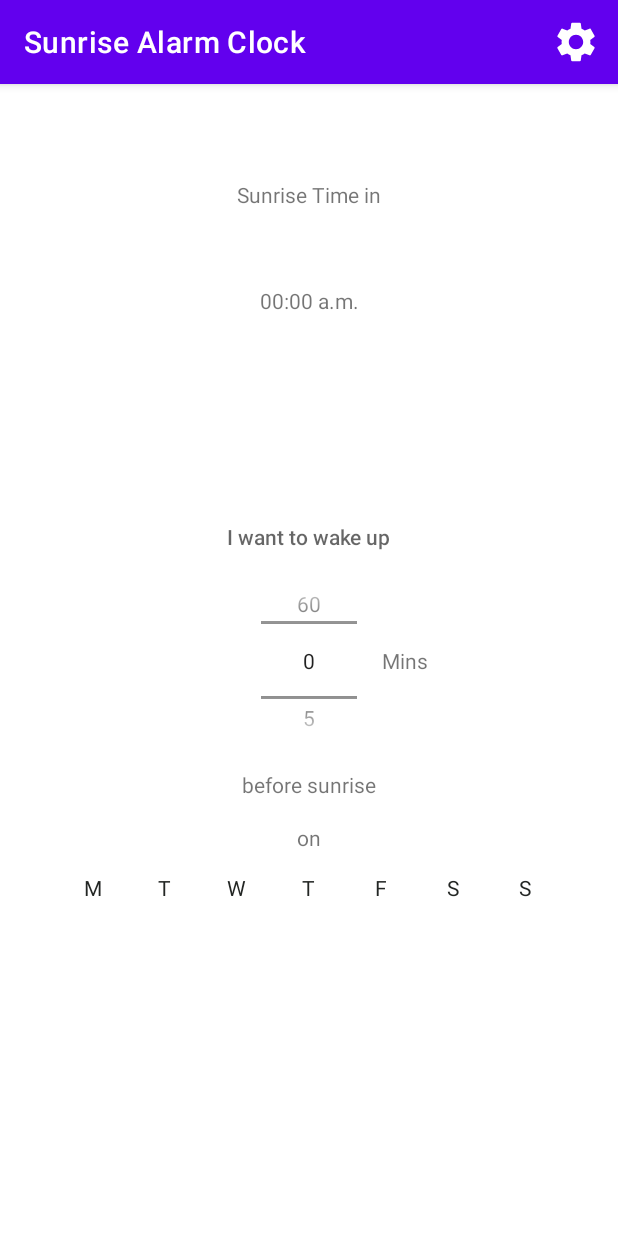
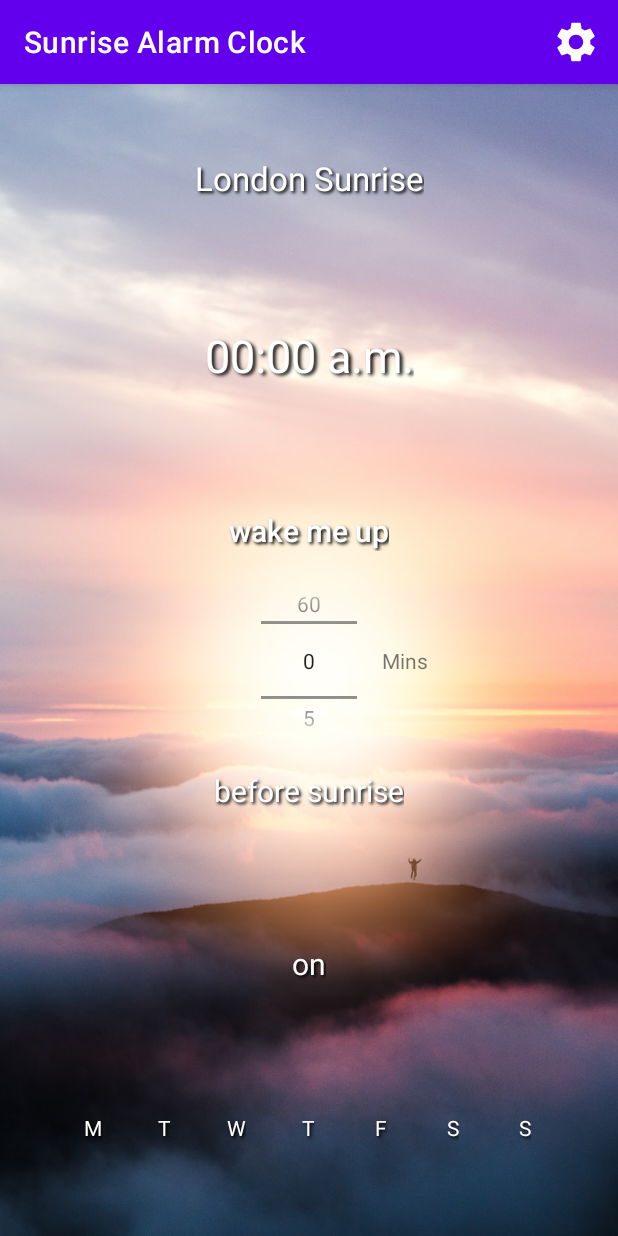
Before and after one commit to thejester129/Sunrise-Alarm-Clock, an Android app: the screen it shows after launch (MainActivity), after a tap on "CONTINUE", on a phone screen of 412 x 824 dp. Run offline under Robolectric (Android 15) with nearby library versions, the phone set to English and light mode, and no system bars; our stand-ins replace Room's generated code, Volley; network calls fail.

Commit message:
Little bitta TLC - TODO city setting funk and setup screen

```diff
--- a/app/src/main/java/com/example/sunrisealarmclock/HomeFragment.kt
+++ b/app/src/main/java/com/example/sunrisealarmclock/HomeFragment.kt
@@ -27,9 +27,13 @@ class HomeFragment : Fragment() {
 
     override fun onViewCreated(view: View, savedInstanceState: Bundle?) {
         super.onViewCreated(view, savedInstanceState)
+        timezoneViewModel.dataLoading.observe(viewLifecycleOwner,  { isLoading ->
+            if(!isLoading){
+                setupCity()
+            }
+        })
         setupNumberPicker()
         setupDaysRecycler()
-        setupCity()
         observeSunriseTime()
         setHasOptionsMenu(true)
     }
@@ -63,7 +67,8 @@ class HomeFragment : Fragment() {
     }
 
     private fun setupCity(){
-        timezoneViewModel.timezoneLocation?.let { home_city.text = it.city}
+        val cityHeader = timezoneViewModel.timezoneLocation.city + " Sunrise"
+        home_city.text = cityHeader
     }
 
     private fun observeSunriseTime(){
--- a/app/src/main/java/com/example/sunrisealarmclock/api/SunriseTimeService.kt
+++ b/app/src/main/java/com/example/sunrisealarmclock/api/SunriseTimeService.kt
@@ -4,6 +4,7 @@ import androidx.lifecycle.MutableLiveData
 
 
 interface SunriseTimeService {
+    var city: String?
     fun sunriseTime() : MutableLiveData<Long>
     suspend fun fetchLatestData():Long
 }
--- a/app/src/main/java/com/example/sunrisealarmclock/api/WeatherApiService.kt
+++ b/app/src/main/java/com/example/sunrisealarmclock/api/WeatherApiService.kt
@@ -10,17 +10,24 @@ import com.android.volley.toolbox.Volley
 import org.json.JSONObject
 import java.net.URL
 
-class WeatherApiService(private val context: Context) : SunriseTimeService {
-    private val currentWeatherUrl = "https://api.openweathermap.org/data/2.5/weather?q=London,uk&appid=a5a753c0eab15f70b1c44d1b313bb610"
+class WeatherApiService(private val context: Context, override var city: String?) : SunriseTimeService {
     private val sunriseTime : MutableLiveData<Long> = MutableLiveData()
 
     override fun sunriseTime(): MutableLiveData<Long> {
         return sunriseTime
     }
 
+    private fun getWeatherUrl(): String?{
+        if(city!= null){
+            return "https://api.openweathermap.org/data/2.5/weather?q=%s,uk&appid=a5a753c0eab15f70b1c44d1b313bb610".format(city)
+        }
+        return null
+    }
+
     override suspend fun fetchLatestData(): Long {
+        val url: String = getWeatherUrl() ?: return 0
         val queue = Volley.newRequestQueue(context)
-        val jsonObjectRequest = JsonObjectRequest(Request.Method.GET, currentWeatherUrl, null,
+        val jsonObjectRequest = JsonObjectRequest(Request.Method.GET, url, null,
             { response ->
                 val sunrise = response.getJSONObject("sys").getLong("sunrise")
                 val sunriseFormatted = sunrise * 1000
--- a/app/src/main/java/com/example/sunrisealarmclock/days/DaysRecyclerViewAdapter.kt
+++ b/app/src/main/java/com/example/sunrisealarmclock/days/DaysRecyclerViewAdapter.kt
@@ -13,7 +13,7 @@ import com.example.sunrisealarmclock.settings.SettingsViewModel
 class DaysRecyclerViewAdapter(private val dataSet: Array<DayItem>, private val viewModel : SettingsViewModel) :
     RecyclerView.Adapter<DaysRecyclerViewAdapter.ViewHolder>() {
     private val activeColour = Color.parseColor("#15d4a4")
-    private val inactiveColour = Color.parseColor("#232624")
+    private val inactiveColour = Color.parseColor("#FFFFFF")
 
     // Create new views (invoked by the layout manager)
     override fun onCreateViewHolder(viewGroup: ViewGroup, viewType: Int): ViewHolder {
--- a/app/src/main/java/com/example/sunrisealarmclock/time/TimeRepository.kt
+++ b/app/src/main/java/com/example/sunrisealarmclock/time/TimeRepository.kt
@@ -7,10 +7,16 @@ import com.example.sunrisealarmclock.api.WeatherApiService
 import java.util.*
 
 class TimeRepository (private val dao : SunriseTimeDAO, private val context: Context){
-    private val sunriseTimeService: SunriseTimeService = WeatherApiService(context)
+    private val sunriseTimeService: SunriseTimeService = WeatherApiService(context, null)
     val latestSunriseTime : MutableLiveData<Long> = MutableLiveData()
     private val timeoutPeriod : Int = 8 * 60 * 60 * 1000 // 8 hours
     private var timeLastFetched : Long = 0
+    var city: String? = null
+        set(value){
+            sunriseTimeService.city = value
+            field = value
+        }
+
 
     init{
         sunriseTimeService.sunriseTime().observeForever { time ->
@@ -18,19 +24,24 @@ class TimeRepository (private val dao : SunriseTimeDAO, private val context: Con
         }
     }
 
-    suspend fun refreshSunriseInfo(){
-        if(timeout()){
-            val latestTime = sunriseTimeService.fetchLatestData()
-            timeLastFetched = Calendar.getInstance().timeInMillis
-            dao.save(SunriseTimeEntry(latestTime))
-            latestSunriseTime.postValue(latestTime)
+    suspend fun tryRefreshSunriseInfo(){
+        if(isDataStale()){
+            forceRefreshSunriseInfo()
         }
         else{
             latestSunriseTime.postValue(dao.get().time)
         }
     }
 
-    private fun timeout():Boolean{
+    suspend fun forceRefreshSunriseInfo(){
+        val latestTime = sunriseTimeService.fetchLatestData()
+        timeLastFetched = Calendar.getInstance().timeInMillis
+        dao.save(SunriseTimeEntry(latestTime))
+        latestSunriseTime.postValue(latestTime)
+    }
+
+
+    private fun isDataStale():Boolean{
         if(timeLastFetched == 0L){
             return true
         }
--- a/app/src/main/java/com/example/sunrisealarmclock/time/TimeViewModel.kt
+++ b/app/src/main/java/com/example/sunrisealarmclock/time/TimeViewModel.kt
@@ -1,23 +1,47 @@
 package com.example.sunrisealarmclock.time
 
 import android.app.Application
+import androidx.fragment.app.activityViewModels
 import androidx.lifecycle.AndroidViewModel
+import androidx.lifecycle.LiveData
 import androidx.lifecycle.MutableLiveData
 import androidx.lifecycle.viewModelScope
+import com.example.sunrisealarmclock.timezone.TimezoneDAO
+import com.example.sunrisealarmclock.timezone.TimezoneDatabase
+import com.example.sunrisealarmclock.timezone.TimezoneLocation
+import com.example.sunrisealarmclock.timezone.TimezoneViewModel
 import kotlinx.coroutines.launch
 
 class TimeViewModel(application: Application) : AndroidViewModel(application){
     private val dao = SunriseTimeDatabase.getInstance(application).dao()
     private val repo = TimeRepository(dao, application)
+    private lateinit var timezoneDao: TimezoneDAO
     var sunriseTime : MutableLiveData<Long> = MutableLiveData()
-    var city : MutableLiveData<String> = MutableLiveData()
 
     init{
         viewModelScope.launch {
-            repo.refreshSunriseInfo()
+            repo.tryRefreshSunriseInfo()
+            timezoneDao = TimezoneDatabase.getInstance(application).dao()
+            val city = timezoneDao.getCurrentLocationLive()
+            observeCity(city)
         }
         repo.latestSunriseTime.observeForever { latestTime ->
             sunriseTime.postValue(latestTime)
+        }
+    }
+
+    private fun observeCity(city: LiveData<TimezoneLocation>){
+        city.observeForever { timezone ->
+            viewModelScope.launch {
+                if(repo.city==null){
+                    repo.city = "London"//timezone.city
+                    repo.forceRefreshSunriseInfo()
+                }
+                else if(timezone?.city!=null && timezone.city!=repo.city){
+                    repo.city = timezone.city
+                    repo.forceRefreshSunriseInfo()
+                }
+            }
         }
     }
     fun nextSunriseTime() = sunriseTime
--- a/app/src/main/java/com/example/sunrisealarmclock/timezone/TimezoneDAO.kt
+++ b/app/src/main/java/com/example/sunrisealarmclock/timezone/TimezoneDAO.kt
@@ -1,5 +1,7 @@
 package com.example.sunrisealarmclock.timezone
 
+import androidx.lifecycle.LiveData
+import androidx.lifecycle.MutableLiveData
 import androidx.room.Dao
 import androidx.room.Insert
 import androidx.room.OnConflictStrategy
@@ -12,10 +14,16 @@ interface TimezoneDAO {
     suspend fun save(entry: TimezoneLocation)
 
     @Query("SELECT * FROM timezones WHERE isCurrentLocation = 1 LIMIT 1")
-    suspend fun getCurrentLocation(): TimezoneLocation?
+    suspend fun getCurrentLocation(): TimezoneLocation
+
+    @Query("SELECT * FROM timezones WHERE isCurrentLocation = 1 LIMIT 1")
+    fun getCurrentLocationLive(): LiveData<TimezoneLocation>
 
     @Query("SELECT * FROM timezones")
     suspend fun getAllLocations(): Array<TimezoneLocation>?
+
+    @Query("SELECT * FROM timezones")
+    fun getAllLiveLocations(): LiveData<Array<TimezoneLocation>>
 
     @Query("UPDATE timezones SET isCurrentLocation = 1 WHERE city = :city")
     suspend fun setAsCurrentLocation(city:String)
--- a/app/src/main/java/com/example/sunrisealarmclock/timezone/TimezoneDatabase.kt
+++ b/app/src/main/java/com/example/sunrisealarmclock/timezone/TimezoneDatabase.kt
@@ -21,23 +21,17 @@ abstract class TimezoneDatabase : RoomDatabase(){
                     context,
                     TimezoneDatabase::class.java,
                     "timezone_db")
-                    .addCallback(TimezoneCallback())
                     .build()
+                initData()
             }
             return INSTANCE as TimezoneDatabase
         }
 
-        class TimezoneCallback : RoomDatabase.Callback(){
-            override fun onCreate(db: SupportSQLiteDatabase) {
-                super.onCreate(db)
-                //initData()
-            }
-        }
 
         private suspend fun initData(){
             val dao = INSTANCE?.dao()
             if(dao != null && dao.getAllLocations().isNullOrEmpty()){
-                dao.save(TimezoneLocation("London",0,50.0,50.0,false))
+                dao.save(TimezoneLocation("London",0,50.0,50.0,true))
                 dao.save(TimezoneLocation("Berlin",-1, 70.0,50.0,false))
             }
         }
--- a/app/src/main/java/com/example/sunrisealarmclock/timezone/TimezoneFragment.kt
+++ b/app/src/main/java/com/example/sunrisealarmclock/timezone/TimezoneFragment.kt
@@ -6,6 +6,7 @@ import android.widget.ArrayAdapter
 import androidx.appcompat.app.AppCompatActivity
 import androidx.fragment.app.Fragment
 import androidx.fragment.app.activityViewModels
+import androidx.lifecycle.Observer
 import androidx.navigation.findNavController
 import com.example.sunrisealarmclock.R
 import com.example.sunrisealarmclock.settings.SettingsViewModel
@@ -34,18 +35,38 @@ class TimezoneFragment : Fragment() {
 
     override fun onViewCreated(view: View, savedInstanceState: Bundle?) {
         super.onViewCreated(view, savedInstanceState)
-        setupSpinner()
-        setupContinueButton()
+        timezoneViewModel.dataLoading.observe(viewLifecycleOwner,  { isLoading ->
+            if(isLoading){
+                loading_bar.visibility = View.VISIBLE
+            }
+            else{
+                loading_bar.visibility = View.GONE
+                createTimezoneObserver()
+            }
+        })
+
     }
 
-    private fun setupSpinner(){
-        val items = timezoneViewModel.timezones.map {item -> "${item.city}  ${item.offset} GMT"}
+    private fun createTimezoneObserver(){
+        timezoneViewModel.liveTimezones.observe(viewLifecycleOwner,  { timezones ->
+            if(timezones != null){
+                setupSpinner(timezones)
+                setupContinueButton()
+            }
+        })
+    }
+
+    private fun setupSpinner(timezones: Array<TimezoneLocation>){
+        timezone_spinner_label.visibility = View.VISIBLE
+        timezone_spinner.visibility = View.VISIBLE
+        val items = timezones.map {item -> "${item.city}  ${item.offset} GMT"}
         val adapter = ArrayAdapter(requireContext(), android.R.layout.simple_spinner_item, items)
         adapter.setDropDownViewResource(android.R.layout.simple_spinner_dropdown_item)
         timezone_spinner.adapter = adapter
     }
 
     private fun setupContinueButton(){
+        timezone_continue_button.visibility = View.VISIBLE
         timezone_continue_button.setOnClickListener {
             val spinnerPos = timezone_spinner.selectedItemPosition
             val timezone = timezoneViewModel.timezones[spinnerPos]
--- a/app/src/main/java/com/example/sunrisealarmclock/timezone/TimezoneViewModel.kt
+++ b/app/src/main/java/com/example/sunrisealarmclock/timezone/TimezoneViewModel.kt
@@ -2,22 +2,27 @@ package com.example.sunrisealarmclock.timezone
 
 import android.app.Application
 import androidx.lifecycle.AndroidViewModel
+import androidx.lifecycle.LiveData
 import androidx.lifecycle.MutableLiveData
 import androidx.lifecycle.viewModelScope
 import kotlinx.coroutines.launch
 
 class TimezoneViewModel(application: Application) : AndroidViewModel(application) {
-    private lateinit var dao : TimezoneDAO
-    var timezoneLocation:TimezoneLocation = TimezoneLocation("London",0,50.0,50.0,false)
+    private lateinit var dao: TimezoneDAO
+    lateinit var timezoneLocation: TimezoneLocation
         private set
-    var timezones : Array<TimezoneLocation> = emptyArray()
+    var timezones : Array<TimezoneLocation> = arrayOf()
         private set
+    lateinit var liveTimezones: LiveData<Array<TimezoneLocation>>
+    var dataLoading = MutableLiveData(true)
 
     init{
         viewModelScope.launch {
             dao = TimezoneDatabase.getInstance(application).dao()
-            dao.getCurrentLocation()?.let { timezoneLocation = it }
             dao.getAllLocations()?.let { timezones = it }
+            liveTimezones = dao.getAllLiveLocations()
+            timezoneLocation = dao.getCurrentLocation()
+            dataLoading.postValue(false)
         }
     }
 
--- a/app/src/main/res/layout/day_recycler_item.xml
+++ b/app/src/main/res/layout/day_recycler_item.xml
@@ -8,6 +8,11 @@
         android:layout_width="wrap_content"
         android:layout_height="wrap_content"
         android:layout_centerInParent="true"
+        android:textColor="@color/white"
+        android:shadowColor="#000000"
+        android:shadowDx="2"
+        android:shadowDy="1.8"
+        android:shadowRadius="2"
         />
 
     <ImageView
--- a/app/src/main/res/layout/fragment_home.xml
+++ b/app/src/main/res/layout/fragment_home.xml
@@ -5,6 +5,7 @@
     xmlns:tools="http://schemas.android.com/tools"
     android:layout_width="match_parent"
     android:layout_height="match_parent"
+    android:background="@drawable/sunrise_background"
     tools:context=".HomeFragment">
 
     <RelativeLayout
@@ -14,24 +15,19 @@
     </RelativeLayout>
 
     <TextView
-        android:id="@+id/home_header_1"
+        android:id="@+id/home_city"
         android:layout_width="wrap_content"
         android:layout_height="wrap_content"
+        android:layout_marginTop="48dp"
         app:layout_constraintTop_toTopOf="parent"
         app:layout_constraintLeft_toLeftOf="parent"
         app:layout_constraintRight_toRightOf="parent"
-        android:layout_marginTop="64dp"
-        android:text="Sunrise Time in"
-        />
-
-    <TextView
-        android:id="@+id/home_city"
-        android:layout_width="wrap_content"
-        android:layout_height="wrap_content"
-        app:layout_constraintLeft_toLeftOf="parent"
-        app:layout_constraintRight_toRightOf="parent"
-        android:layout_marginTop="16dp"
-        app:layout_constraintTop_toBottomOf="@id/home_header_1"
+        android:textColor="@color/white"
+        android:shadowColor="#000000"
+        android:shadowDx="2"
+        android:shadowDy="1.8"
+        android:shadowRadius="2"
+        android:textSize="22sp"
         />
 
     <TextView
@@ -40,8 +36,14 @@
         android:layout_height="wrap_content"
         app:layout_constraintLeft_toLeftOf="parent"
         app:layout_constraintRight_toRightOf="parent"
-        android:layout_marginTop="16dp"
         app:layout_constraintTop_toBottomOf="@id/home_city"
+        app:layout_constraintBottom_toTopOf="@+id/home_text_header"
+        android:textColor="@color/white"
+        android:shadowColor="#000000"
+        android:shadowDx="2.5"
+        android:shadowDy="2"
+        android:shadowRadius="2.5"
+        android:textSize="30sp"
         />
 
     <TextView
@@ -53,7 +55,13 @@
         app:layout_constraintEnd_toEndOf="parent"
         app:layout_constraintStart_toStartOf="parent"
         android:layout_marginBottom="16dp"
-        android:text="I want to wake up"
+        android:text="wake me up"
+        android:textColor="@color/white"
+        android:shadowColor="#000000"
+        android:shadowDx="2"
+        android:shadowDy="1.8"
+        android:shadowRadius="2"
+        android:textSize="20sp"
         />
 
     <NumberPicker
@@ -86,6 +94,12 @@
         app:layout_constraintRight_toRightOf="parent"
         android:layout_marginTop="16dp"
         android:text="before sunrise"
+        android:textColor="@color/white"
+        android:shadowColor="#000000"
+        android:shadowDx="2"
+        android:shadowDy="1.8"
+        android:shadowRadius="2"
+        android:textSize="20sp"
         />
 
     <TextView
@@ -95,8 +109,15 @@
         app:layout_constraintLeft_toLeftOf="parent"
         app:layout_constraintRight_toRightOf="parent"
         app:layout_constraintTop_toBottomOf="@+id/home_text_2"
+        app:layout_constraintBottom_toTopOf="@+id/days_recycler_view"
         android:layout_marginTop="16dp"
         android:text="on"
+        android:textColor="@color/white"
+        android:shadowColor="#000000"
+        android:shadowDx="2"
+        android:shadowDy="1.8"
+        android:shadowRadius="2"
+        android:textSize="20sp"
         />
 
     <androidx.recyclerview.widget.RecyclerView
@@ -105,8 +126,8 @@
         android:layout_height="64dp"
         app:layout_constraintLeft_toLeftOf="parent"
         app:layout_constraintRight_toRightOf="parent"
-        app:layout_constraintTop_toBottomOf="@id/home_text_3"
-
+        app:layout_constraintBottom_toBottomOf="parent"
+        android:layout_marginBottom="32dp"
         />
 
 
--- a/app/src/main/res/layout/fragment_timezone.xml
+++ b/app/src/main/res/layout/fragment_timezone.xml
@@ -1,18 +1,27 @@
 <?xml version="1.0" encoding="utf-8"?>
-<androidx.constraintlayout.widget.ConstraintLayout
+<RelativeLayout
     xmlns:android="http://schemas.android.com/apk/res/android"
     android:layout_width="match_parent"
     android:layout_height="match_parent"
     xmlns:app="http://schemas.android.com/apk/res-auto">
 
+    <ProgressBar
+        android:id="@+id/loading_bar"
+        android:layout_width="64dp"
+        android:layout_height="64dp"
+        android:layout_centerInParent="true"
+        />
+
     <TextView
+        android:id="@+id/timezone_spinner_label"
         android:layout_width="match_parent"
         android:layout_height="wrap_content"
-        app:layout_constraintBottom_toTopOf="@id/timezone_spinner"
         android:layout_marginBottom="16dp"
         android:layout_marginLeft="16dp"
         android:layout_marginRight="16dp"
         android:text="Nearest City"
+        android:layout_above="@+id/timezone_spinner"
+        android:visibility="gone"
         />
 
     <Spinner
@@ -21,18 +30,17 @@
         android:layout_height="64dp"
         android:layout_marginLeft="16dp"
         android:layout_marginRight="16dp"
-        app:layout_constraintTop_toTopOf="parent"
-        app:layout_constraintLeft_toLeftOf="parent"
-        app:layout_constraintRight_toRightOf="parent"
-        app:layout_constraintBottom_toBottomOf="parent"
+        android:layout_centerVertical="true"
+        android:visibility="gone"
         />
 
     <Button
         android:id="@+id/timezone_continue_button"
         android:layout_width="match_parent"
         android:layout_height="wrap_content"
-        app:layout_constraintBottom_toBottomOf="parent"
+        android:layout_alignParentBottom="true"
         android:text="@string/button_continue"
+        android:visibility="gone"
         />
 
-</androidx.constraintlayout.widget.ConstraintLayout>
+</RelativeLayout>
```
Also changed, not shown: app/src/main/res/drawable-nodpi/sunrise_background.jpg (added).
